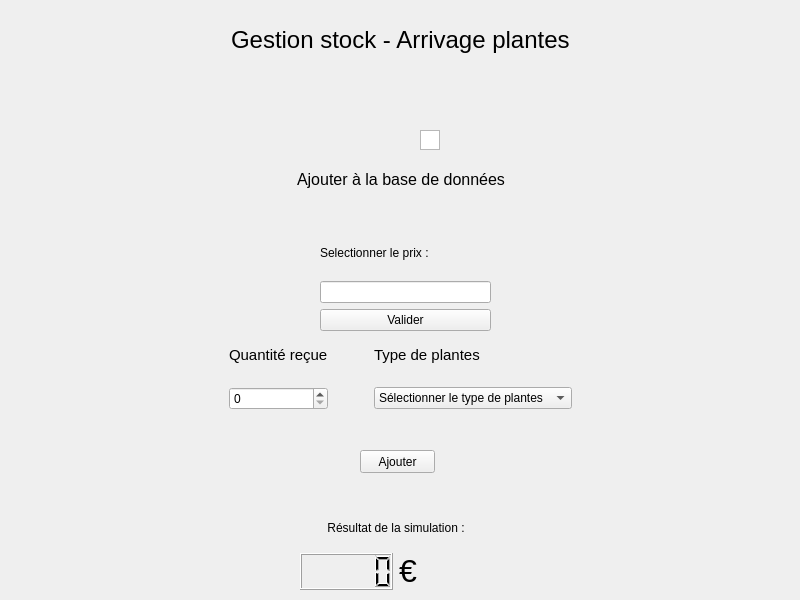
This is fenetre.ui in khylpe/BTS-1ere-Annee-Guilbert-TP-Pepinieriste-CPP as Qt 5 draws it before an edit. The edited form follows.
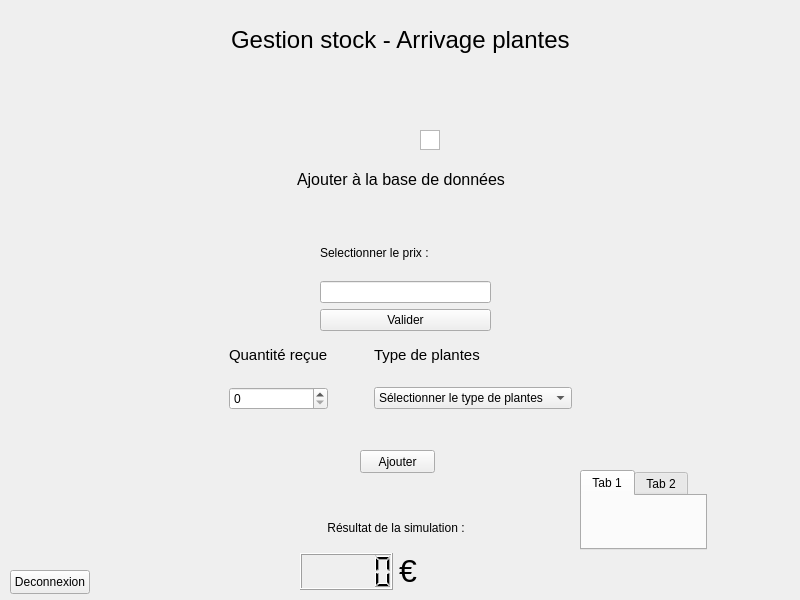
This is the edited form.

Patch:
```diff
--- a/fenetre.ui
+++ b/fenetre.ui
@@ -290,6 +290,39 @@
     </item>
    </layout>
   </widget>
+  <widget class="QPushButton" name="pushButtonTest">
+   <property name="geometry">
+    <rect>
+     <x>10</x>
+     <y>570</y>
+     <width>80</width>
+     <height>24</height>
+    </rect>
+   </property>
+   <property name="text">
+    <string>Deconnexion</string>
+   </property>
+  </widget>
+  <widget class="QTabWidget" name="pane">
+   <property name="geometry">
+    <rect>
+     <x>580</x>
+     <y>470</y>
+     <width>127</width>
+     <height>80</height>
+    </rect>
+   </property>
+   <widget class="QWidget" name="tab">
+    <attribute name="title">
+     <string>Tab 1</string>
+    </attribute>
+   </widget>
+   <widget class="QWidget" name="tab_2">
+    <attribute name="title">
+     <string>Tab 2</string>
+    </attribute>
+   </widget>
+  </widget>
  </widget>
  <resources/>
  <connections/>
```
